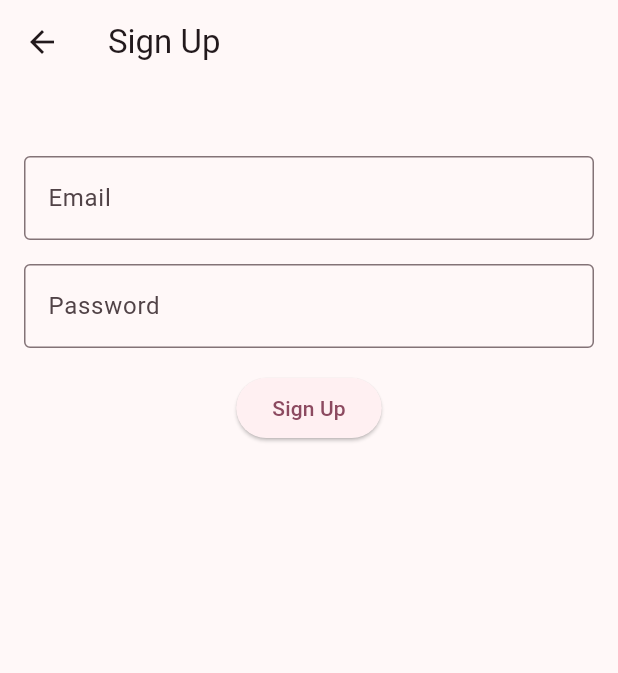
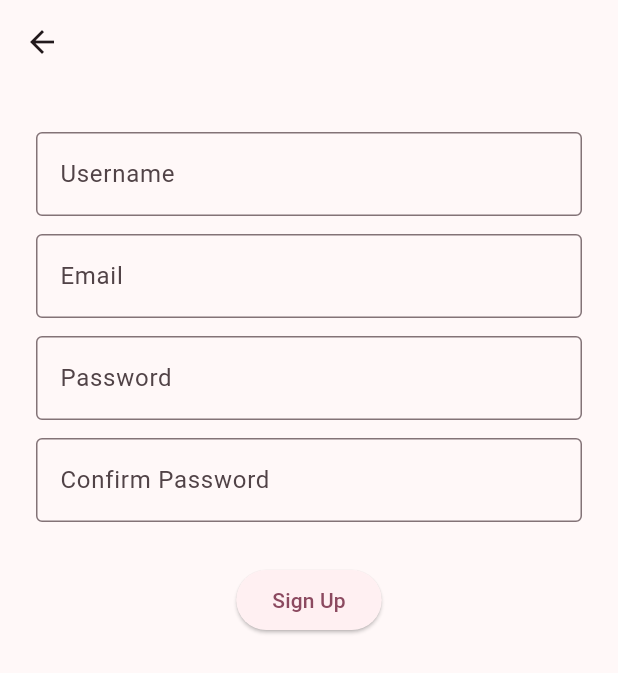
Before and after one commit to OppaCharles/car_find, a Flutter app: the screen it shows after launch, after a tap on an icon or button, on a phone screen of 412 x 824 dp. Shown: the top 673 px of the screen. Run offline on Flutter 3.47's test engine with Material 3 defaults, Android fonts, the phone set to English and light mode, and no system bars; our stand-ins replace cloud_firestore, firebase_auth, firebase_core; accounts and stored records are empty; network calls fail.

Commit message:
Daftarkan username

```diff
--- a/lib/components/my_text_field.dart
+++ b/lib/components/my_text_field.dart
@@ -3,10 +3,12 @@ import 'package:flutter/material.dart';
 class MyTextField extends StatelessWidget {
   final TextEditingController controller;
   final String hintText;
+  final bool obscureText;
   const MyTextField({
     super.key,
     required this.controller,
     required this.hintText,
+    required this.obscureText,
   });
 
   @override
@@ -19,7 +21,8 @@ class MyTextField extends StatelessWidget {
           hintText: hintText,
           border: const OutlineInputBorder(),
         ),
-        maxLines: null,
+        maxLines: 1,
+        obscureText: obscureText,
       ),
     );
   }
--- a/lib/screens/sign_in_screen.dart
+++ b/lib/screens/sign_in_screen.dart
@@ -1,3 +1,4 @@
+import 'package:car_find/components/my_text_field.dart';
 import 'package:flutter/material.dart';
 import 'package:firebase_auth/firebase_auth.dart';
 
@@ -26,25 +27,19 @@ class SignInScreenState extends State<SignInScreen> {
           child: Column(
             children: [
               const SizedBox(height: 32.0),
-              TextField(
+              MyTextField(
                 controller: _emailController,
-                decoration: const InputDecoration(
-                  labelText: 'Email',
-                  border: OutlineInputBorder(),
-                ),
+                hintText: 'Email',
+                obscureText: false,
               ),
-              const SizedBox(height: 16.0),
-              TextField(
+              MyTextField(
                 controller: _passwordController,
-                decoration: const InputDecoration(
-                  labelText: 'Password',
-                  border: OutlineInputBorder(),
-                ),
+                hintText: 'Password',
                 obscureText: true,
               ),
               //
               //
-              const SizedBox(height: 16.0),
+              const SizedBox(height: 24.0),
               //
               //
               ElevatedButton(
--- a/lib/screens/sign_up_screen.dart
+++ b/lib/screens/sign_up_screen.dart
@@ -1,4 +1,6 @@
+import 'package:car_find/components/my_text_field.dart';
 import 'package:car_find/screens/home_screen.dart';
+import 'package:cloud_firestore/cloud_firestore.dart';
 import 'package:flutter/material.dart';
 import 'package:firebase_auth/firebase_auth.dart';
 
@@ -10,63 +12,97 @@ class SignUpScreen extends StatefulWidget {
 }
 
 class SignUpScreenState extends State<SignUpScreen> {
+  final _usernameController = TextEditingController();
   final _emailController = TextEditingController();
   final _passwordController = TextEditingController();
+  final _confirmController = TextEditingController();
 
   @override
   Widget build(BuildContext context) {
     return Scaffold(
-      appBar: AppBar(
-        title: const Text('Sign Up'),
-      ),
-      body: Padding(
-        padding: const EdgeInsets.all(16.0),
+      appBar: AppBar(),
+      body: SafeArea(
+        child: Padding(
+          padding: const EdgeInsets.symmetric(horizontal: 24.0),
           child: Column(
             children: [
               const SizedBox(height: 32.0),
-            TextField(
+              MyTextField(
+                controller: _usernameController,
+                hintText: 'Username',
+                obscureText: false,
+              ),
+              //
+              MyTextField(
                 controller: _emailController,
-              decoration: const InputDecoration(
-                labelText: 'Email',
-                border: OutlineInputBorder(),
+                hintText: 'Email',
+                obscureText: false,
               ),
-            ),
-            const SizedBox(height: 16.0),
-            TextField(
+              //
+              MyTextField(
                 controller: _passwordController,
-              decoration: const InputDecoration(
-                labelText: 'Password',
-                border: OutlineInputBorder(),
-              ),
+                hintText: 'Password',
                 obscureText: true,
               ),
+              //
+              MyTextField(
+                controller: _confirmController,
+                hintText: 'Confirm Password',
+                obscureText: true,
+              ),
+              //
               const SizedBox(height: 16.0),
+              //
               ElevatedButton(
                 onPressed: () async {
-                print("pressed");
+                  final username = _usernameController.text.trim();
                   final email = _emailController.text.trim();
                   final password = _passwordController.text.trim();
+                  final confirmPassword = _confirmController.text.trim();
 
-                if (email.isEmpty || password.isEmpty) {
+                  if (username.isEmpty ||
+                      email.isEmpty ||
+                      password.isEmpty ||
+                      confirmPassword.isEmpty) {
                     ScaffoldMessenger.of(context).showSnackBar(
-                    const SnackBar(content: Text('Please fill in all fields.')),
+                      const SnackBar(
+                          content: Text(
+                              'Semua bagian harus terisi untuk register!')),
+                    );
+                    return;
+                  }
+
+                  if (password != confirmPassword) {
+                    ScaffoldMessenger.of(context).showSnackBar(
+                      const SnackBar(
+                          content: Text(
+                              'Password tidak sesuai dengan Confirm Password')),
                     );
                     return;
                   }
 
                   try {
-                  await FirebaseAuth.instance.createUserWithEmailAndPassword(
+                    UserCredential userCredential = await FirebaseAuth.instance
+                        .createUserWithEmailAndPassword(
                       email: email,
                       password: password,
                     );
+
+                    await FirebaseFirestore.instance
+                        .collection('users')
+                        .doc(userCredential.user!.uid)
+                        .set({"username": username});
+
                     Navigator.of(context).pushReplacement(
-                    MaterialPageRoute(builder: (context) => const HomeScreen()),
+                      MaterialPageRoute(
+                          builder: (context) => const HomeScreen()),
                     );
                   } on FirebaseAuthException catch (e) {
                     if (e.code == 'weak-password') {
                       ScaffoldMessenger.of(context).showSnackBar(
                         const SnackBar(
-                          content: Text('The password provided is too weak.')),
+                            content:
+                                Text('The password provided is too weak.')),
                       );
                     } else if (e.code == 'email-already-in-use') {
                       ScaffoldMessenger.of(context).showSnackBar(
@@ -91,6 +127,7 @@ class SignUpScreenState extends State<SignUpScreen> {
             ],
           ),
         ),
+      ),
     );
   }
 }
```
Also changed, not shown: lib/screens/add_post_screen.dart (+34 -9 lines). Lines whose indentation alone changed are shown as unchanged.
